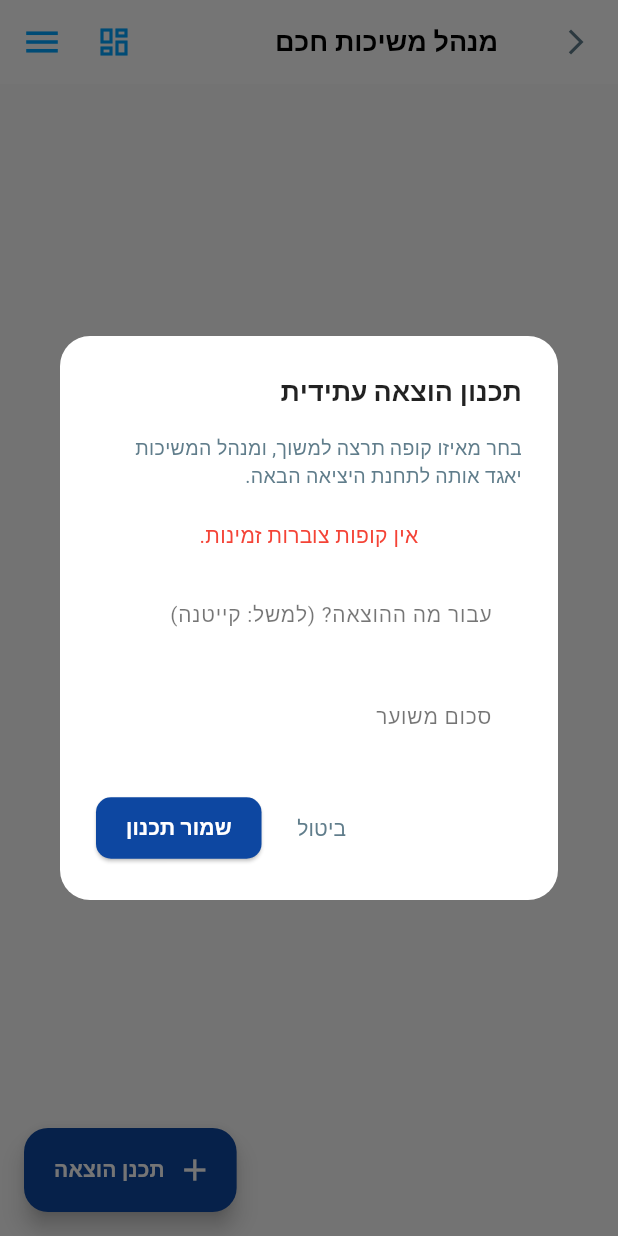
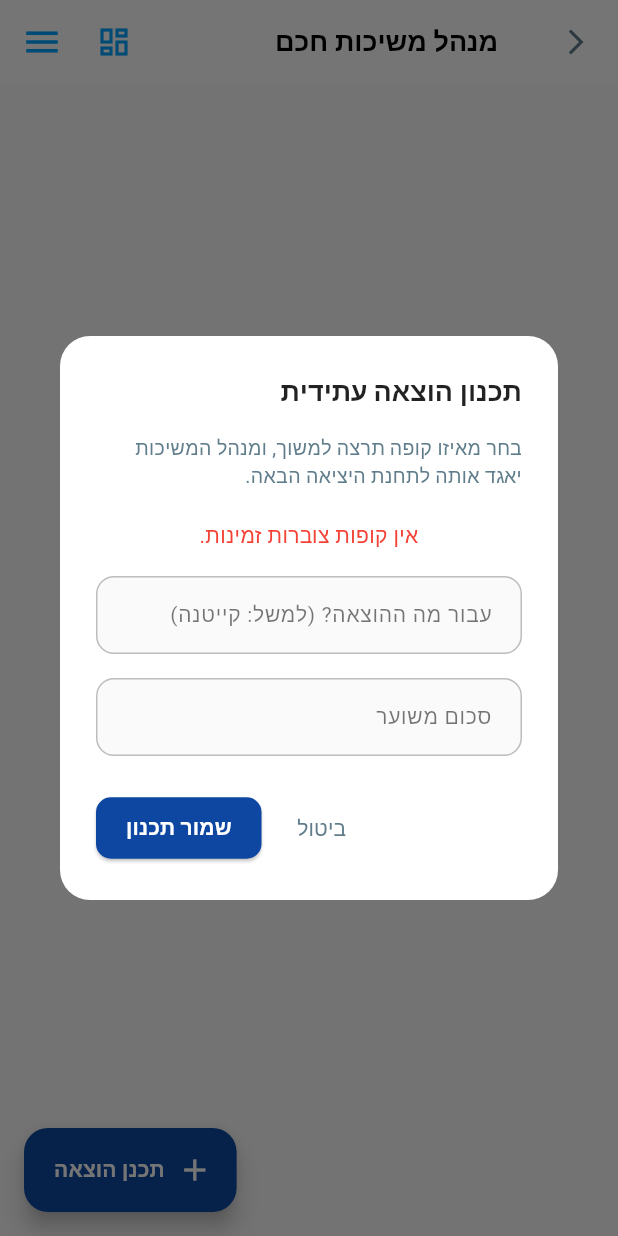
Before and after one commit to rjbr1982/Fintel, a Flutter app: the SmartWithdrawalsScreen screen opened directly, after a tap on "תכנן הוצאה", on a phone screen of 412 x 824 dp. Run offline on Flutter 3.47's test engine with Material 3 defaults, Android fonts, the phone set to English and light mode, and no system bars; our stand-ins replace cloud_firestore, firebase_auth, firebase_core, flutter_local_notifications, google_sign_in, local_auth; accounts and stored records are empty; network calls fail; Roboto replaces fonts that are missing (Heebo).

```diff
--- a/lib/ui/screens/smart_withdrawals_screen.dart
+++ b/lib/ui/screens/smart_withdrawals_screen.dart
@@ -1,4 +1,4 @@
-// 🔒 STATUS: EDITED (Fixed TextField visibility and Dialog layout issues)
+// 🔒 STATUS: EDITED (Forced explicit border colors and fill for TextFields in Dialog)
 import 'package:flutter/material.dart';
 import 'package:provider/provider.dart';
 import 'package:intl/intl.dart';
@@ -65,7 +65,8 @@ class SmartWithdrawalsScreen extends StatelessWidget {
                   Container(
                     padding: const EdgeInsets.symmetric(horizontal: 12),
                     decoration: BoxDecoration(
-                      border: Border.all(color: Colors.grey.shade300),
+                      color: Colors.grey.shade50,
+                      border: Border.all(color: Colors.grey.shade400),
                       borderRadius: BorderRadius.circular(12),
                     ),
                     child: DropdownButtonHideUnderline(
@@ -86,7 +87,16 @@ class SmartWithdrawalsScreen extends StatelessWidget {
                   decoration: InputDecoration(
                     labelText: 'עבור מה ההוצאה? (למשל: קייטנה)',
                     labelStyle: const TextStyle(color: Colors.black54, fontSize: 14),
-                    border: OutlineInputBorder(borderRadius: BorderRadius.circular(12)),
+                    filled: true,
+                    fillColor: Colors.grey.shade50,
+                    enabledBorder: OutlineInputBorder(
+                      borderRadius: BorderRadius.circular(12),
+                      borderSide: BorderSide(color: Colors.grey.shade400),
+                    ),
+                    focusedBorder: OutlineInputBorder(
+                      borderRadius: BorderRadius.circular(12),
+                      borderSide: BorderSide(color: Colors.blue.shade700, width: 2),
+                    ),
                     contentPadding: const EdgeInsets.symmetric(horizontal: 16, vertical: 14),
                   ),
                 ),
@@ -100,7 +110,16 @@ class SmartWithdrawalsScreen extends StatelessWidget {
                     labelStyle: const TextStyle(color: Colors.black54, fontSize: 14),
                     suffixText: '₪',
                     suffixStyle: const TextStyle(color: Colors.black87),
-                    border: OutlineInputBorder(borderRadius: BorderRadius.circular(12)),
+                    filled: true,
+                    fillColor: Colors.grey.shade50,
+                    enabledBorder: OutlineInputBorder(
+                      borderRadius: BorderRadius.circular(12),
+                      borderSide: BorderSide(color: Colors.grey.shade400),
+                    ),
+                    focusedBorder: OutlineInputBorder(
+                      borderRadius: BorderRadius.circular(12),
+                      borderSide: BorderSide(color: Colors.blue.shade700, width: 2),
+                    ),
                     contentPadding: const EdgeInsets.symmetric(horizontal: 16, vertical: 14),
                   ),
                 ),
```
Also changed, not shown: 1 other file.
